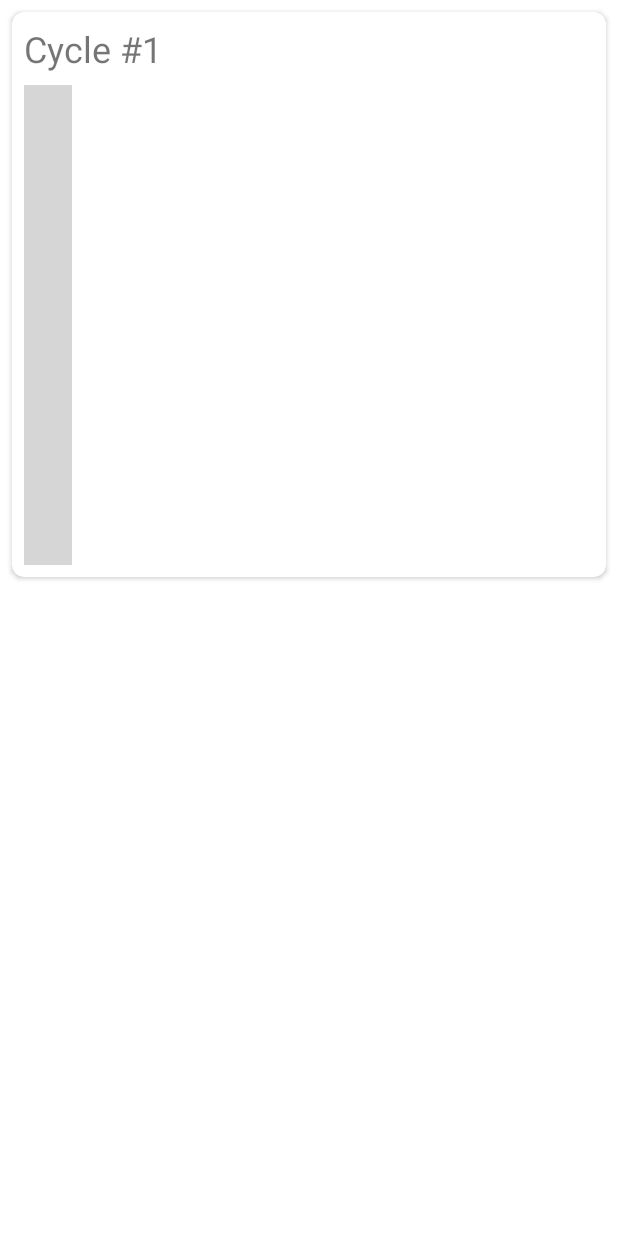
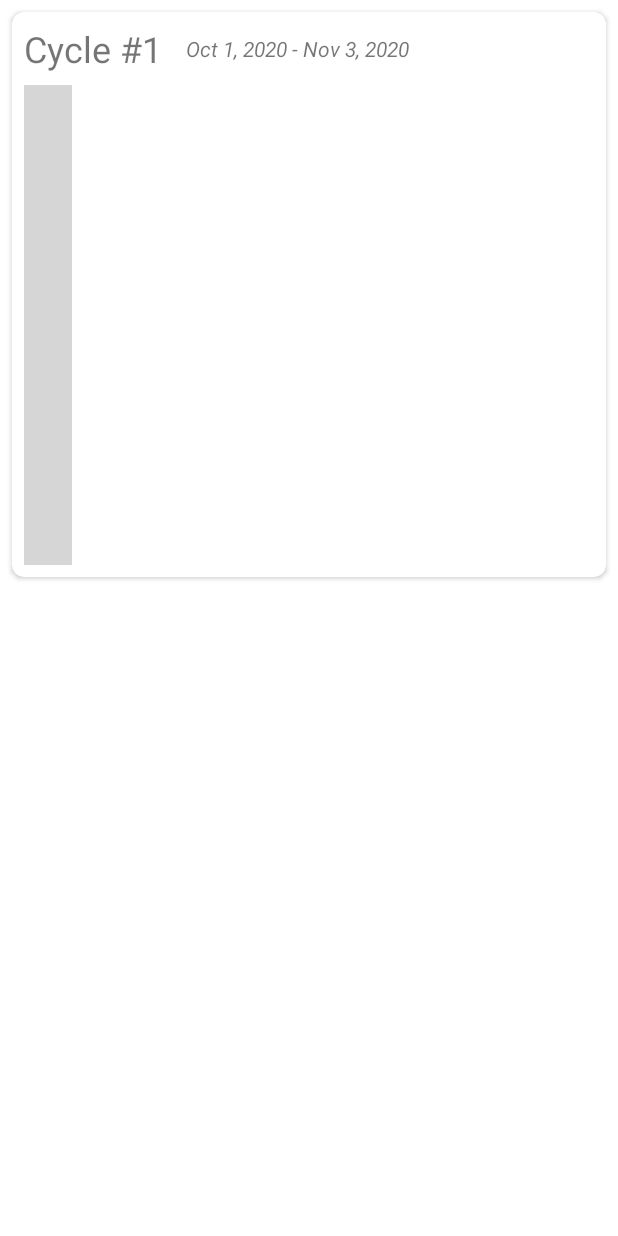
Before and after one commit to romrell4/FertilityTracker, an Android app: the layout view_holder_chart_cycle.xml on its own in the app's theme, with its tools: preview values and no code run, on a phone screen of 412 x 824 dp. Run offline under Robolectric (Android 15) with nearby library versions, the light colour scheme and no system bars; plain views replace LineChart; grey boxes are pictures that could not be loaded.

Commit message:
Added start and end dates

```diff
--- a/app/src/main/res/layout/view_holder_chart_cycle.xml
+++ b/app/src/main/res/layout/view_holder_chart_cycle.xml
@@ -20,6 +20,18 @@
             app:layout_constraintStart_toStartOf="parent"
             app:layout_constraintTop_toTopOf="parent"
             tools:text="Cycle #1" />
+
+        <TextView
+            android:id="@+id/cycleDatesText"
+            android:layout_width="wrap_content"
+            android:layout_height="wrap_content"
+            android:layout_marginStart="16dp"
+            android:textStyle="italic"
+            app:layout_constraintBottom_toBottomOf="@id/cycleNumberText"
+            app:layout_constraintStart_toEndOf="@id/cycleNumberText"
+            app:layout_constraintTop_toTopOf="@id/cycleNumberText"
+            app:layout_constraintVertical_bias="0.5"
+            tools:text="Oct 1, 2020 - Nov 3, 2020" />
 
         <androidx.constraintlayout.widget.Barrier
             android:id="@+id/barrier"
@@ -73,16 +85,16 @@
 
             <LinearLayout
                 android:id="@+id/scrollContentView"
-                android:orientation="vertical"
                 android:layout_width="wrap_content"
-                android:layout_height="wrap_content">
+                android:layout_height="wrap_content"
+                android:orientation="vertical">
 
                 <androidx.recyclerview.widget.RecyclerView
                     android:id="@+id/daysRecyclerView"
                     android:layout_width="match_parent"
                     android:layout_height="wrap_content"
+                    android:nestedScrollingEnabled="false"
                     android:orientation="horizontal"
-                    android:nestedScrollingEnabled="false"
                     app:layoutManager="androidx.recyclerview.widget.LinearLayoutManager"
                     tools:listitem="@layout/view_holder_chart_day" />
 
--- a/app/src/main/res/values/strings.xml
+++ b/app/src/main/res/values/strings.xml
@@ -24,4 +24,5 @@
     <string name="temperature_divider">.</string>
     <string name="temp_checkbox_text">Was this temperature abnormal?</string>
     <string name="abnormal_temp_hint">Tell us why…</string>
+    <string name="cycleDates">%1$s - %2$s</string>
 </resources>
```
Also changed, not shown: app/src/main/java/com/romrell4/fertility_tracker/domain/Cycle.kt (+26 -0 lines), app/src/main/java/com/romrell4/fertility_tracker/view/CycleAdapter.kt (+11 -17 lines), app/src/main/java/com/romrell4/fertility_tracker/viewmodel/ChartViewModel.kt (+11 -2 lines), 1 other file. Lines whose indentation alone changed are shown as unchanged.
